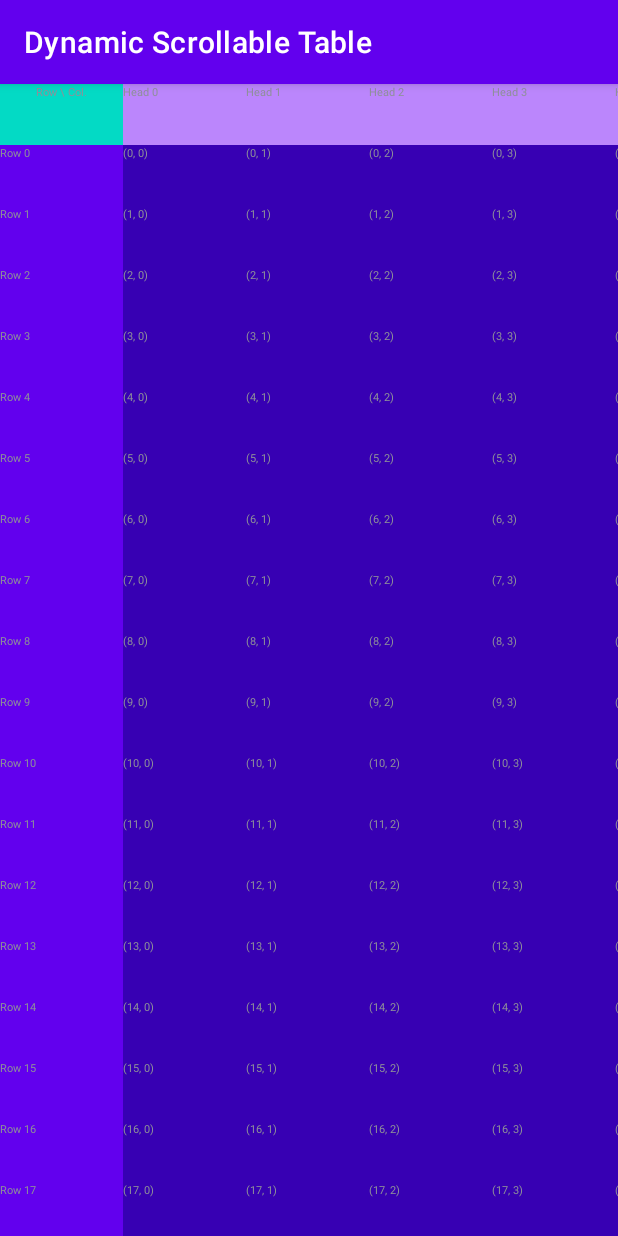
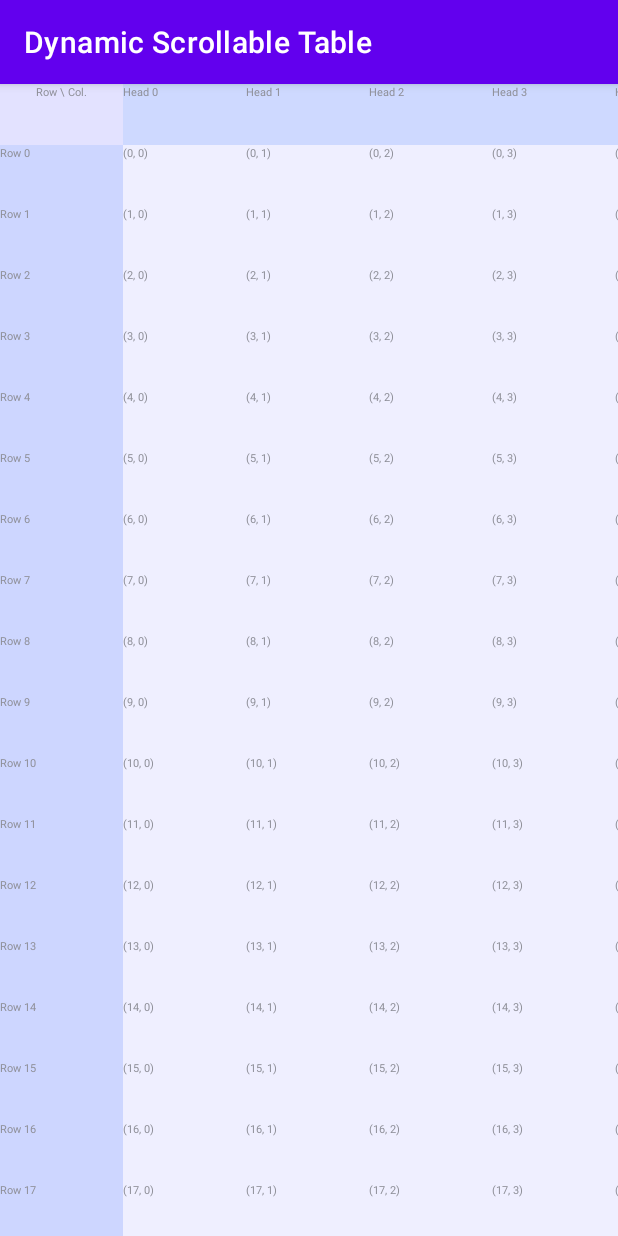
Before and after one commit to esteramine/fixed_header_fixed_column_table_scroll, an Android app: the screen it shows after launch (MainActivity), on a phone screen of 412 x 824 dp. Run offline under Robolectric (Android 15) with nearby library versions, the phone set to English and light mode, and no system bars.

Commit message:
table style changed

```diff
--- a/app/src/main/java/com/example/dynamicscrollabletable/MainActivity.kt
+++ b/app/src/main/java/com/example/dynamicscrollabletable/MainActivity.kt
@@ -117,7 +117,7 @@ class MainActivity : AppCompatActivity(), HorizontalScroll.ScrollViewListener, V
         }
 
         fixedTableLayout = TableLayout(applicationContext)
-        fixedTableLayout!!.setBackgroundColor(resources.getColor(R.color.teal_200))
+        fixedTableLayout!!.setBackgroundColor(resources.getColor(R.color.fixed))
         fixedRelativeLayout?.let {
             initGeneralLayout(
                 fixedTableLayout!!,
@@ -155,7 +155,7 @@ class MainActivity : AppCompatActivity(), HorizontalScroll.ScrollViewListener, V
         }
 
         headerTableLayout = TableLayout(applicationContext)
-        headerTableLayout!!.setBackgroundColor(resources.getColor(R.color.purple_200))
+        headerTableLayout!!.setBackgroundColor(resources.getColor(R.color.header))
         headerHorizontalScrollView?.let {
             initGeneralLayout(
                 headerTableLayout!!,
@@ -193,7 +193,7 @@ class MainActivity : AppCompatActivity(), HorizontalScroll.ScrollViewListener, V
         }
 
         columnTableLayout = TableLayout(applicationContext)
-        columnTableLayout!!.setBackgroundColor(resources.getColor(R.color.purple_500))
+        columnTableLayout!!.setBackgroundColor(resources.getColor(R.color.column))
         columnVerticalScrollView?.let {
             initGeneralLayout(
                 columnTableLayout!!,
@@ -242,7 +242,7 @@ class MainActivity : AppCompatActivity(), HorizontalScroll.ScrollViewListener, V
         }
 
         contentTableLayout = TableLayout(applicationContext)
-        contentTableLayout!!.setBackgroundColor(resources.getColor(R.color.purple_700))
+        contentTableLayout!!.setBackgroundColor(resources.getColor(R.color.content))
         contentHorizontalScrollView?.let {
             initGeneralLayout(
                 contentTableLayout!!,
--- a/app/src/main/res/values/colors.xml
+++ b/app/src/main/res/values/colors.xml
@@ -7,4 +7,8 @@
     <color name="teal_700">#FF018786</color>
     <color name="black">#FF000000</color>
     <color name="white">#FFFFFFFF</color>
+    <color name="fixed">#D3DEDCFF</color>
+    <color name="header">#92A9BDFF</color>
+    <color name="column">#7C99ACFF</color>
+    <color name="content">#FFEFEFFF</color>
 </resources>
```
